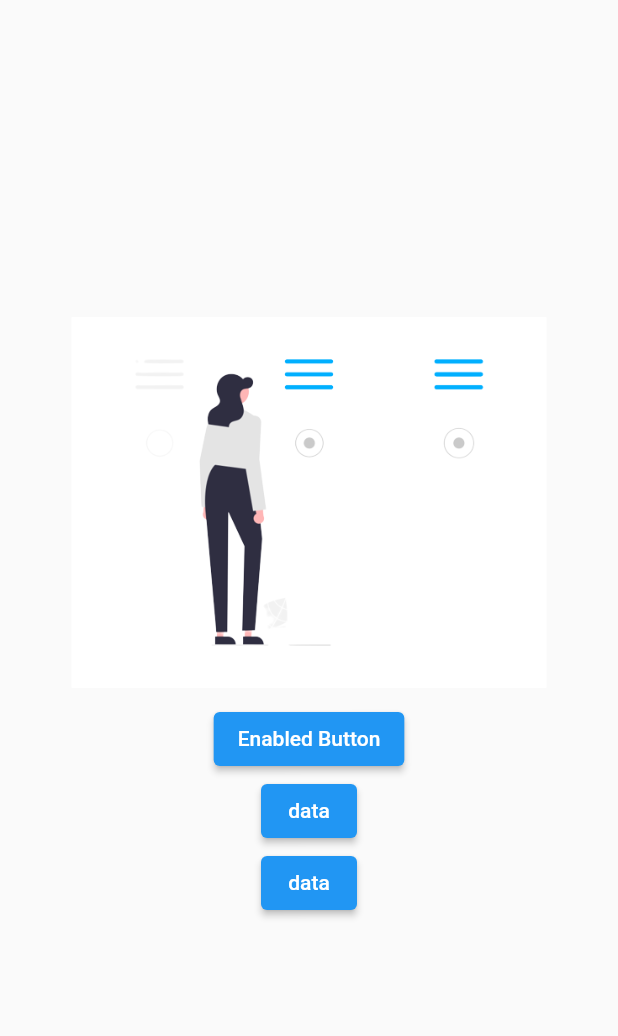
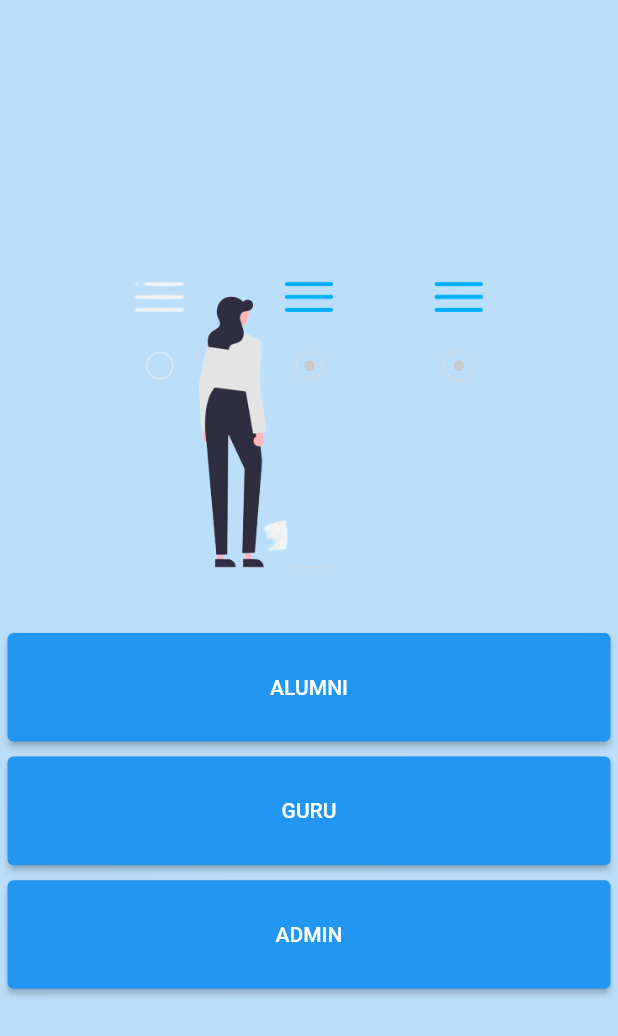
Before and after one commit to IanFan21/Pencarian_Data_Alumni, a Flutter app: the screen it shows after launch, on a phone screen of 412 x 824 dp. Shown: the top 1036 px of the screen. Run offline on Flutter 3.47's test engine with Material 2 defaults, Android fonts, the phone set to English and light mode, and no system bars.

Commit message:
add and update

```diff
--- a/lib/login_menu.dart
+++ b/lib/login_menu.dart
@@ -1,4 +1,7 @@
 import 'package:flutter/material.dart';
+import 'package:pencariandataalumni/admin/login_admin.dart';
+import 'package:pencariandataalumni/guru/login_guru.dart';
+import 'package:pencariandataalumni/user/login_user.dart';
 
 class loginmenu extends StatelessWidget {
   const loginmenu({Key? key}) : super(key: key);
@@ -8,13 +11,13 @@ class loginmenu extends StatelessWidget {
     final MediaQueryWidth = MediaQuery.of(context).size.width;
     final bodyheight = MediaQueryHeight - MediaQuery.of(context).padding.top;
     return Scaffold(
+      backgroundColor: Colors.blue.shade100,
       body: Column(
         mainAxisAlignment: MainAxisAlignment.center,
         crossAxisAlignment: CrossAxisAlignment.center,
         children: <Widget>[
           Center(
             child: Container(
-              color: Colors.white,
               height: bodyheight * 0.3,
               child: Image(
                 image: AssetImage("assets/loginmenu.png"),
@@ -24,15 +27,45 @@ class loginmenu extends StatelessWidget {
           SizedBox(
             height: 10,
           ),
-          ElevatedButton(
-            child: const Text('Enabled Button'),
-            onPressed: () {},
-          ),
-          ElevatedButton(
-            onPressed: () {},
-            child: const Text('data'),
-          ),
-          ElevatedButton(onPressed: () {}, child: const Text('data')),
+          Container(
+              height: bodyheight * 0.1,
+              width: MediaQueryWidth,
+              padding: const EdgeInsets.all(5),
+              child: ElevatedButton(
+                child: const Text('ALUMNI'),
+                onPressed: () {
+                  Navigator.push(
+                      context,
+                      MaterialPageRoute(
+                          builder: (contex) => const LoginUser()));
+                },
+              )),
+          Container(
+              height: bodyheight * 0.1,
+              width: MediaQueryWidth,
+              padding: const EdgeInsets.all(5),
+              child: ElevatedButton(
+                child: const Text('GURU'),
+                onPressed: () {
+                  Navigator.push(
+                      context,
+                      MaterialPageRoute(
+                          builder: (contex) => const LoginGuru()));
+                },
+              )),
+          Container(
+              height: bodyheight * 0.1,
+              width: MediaQueryWidth,
+              padding: const EdgeInsets.all(5),
+              child: ElevatedButton(
+                child: const Text('ADMIN'),
+                onPressed: () {
+                  Navigator.push(
+                      context,
+                      MaterialPageRoute(
+                          builder: (contex) => const LoginAdmin()));
+                },
+              )),
         ],
       ),
     );
```
Also changed, not shown: lib/admin/login_admin.dart (+39 -2 lines).
